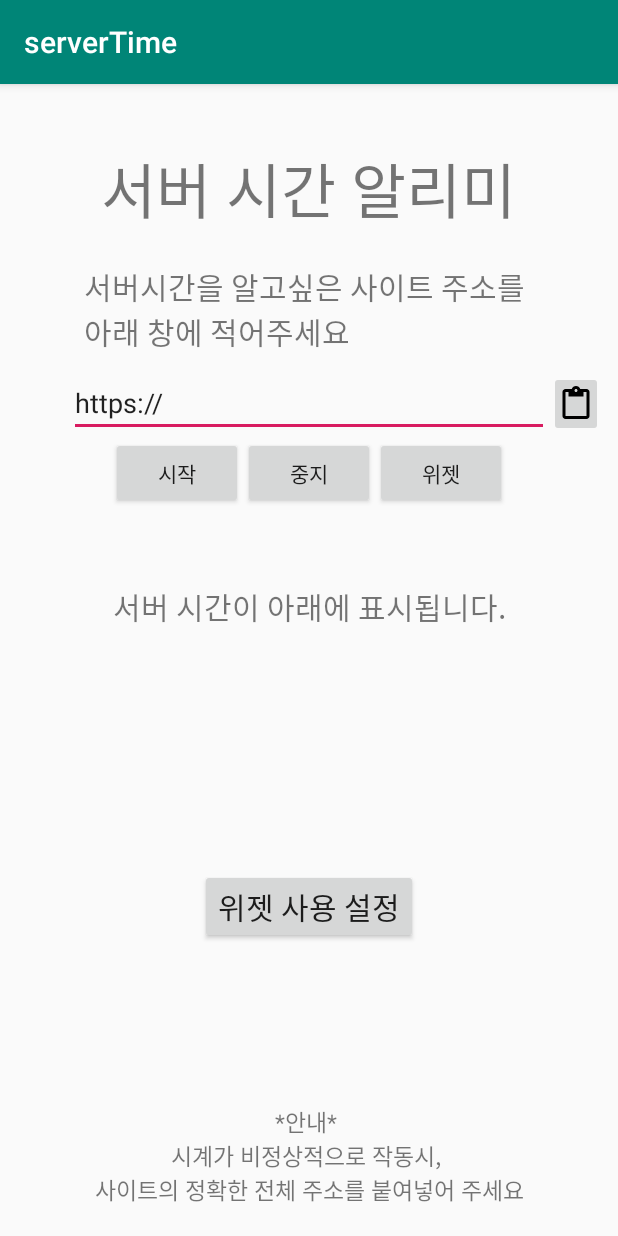
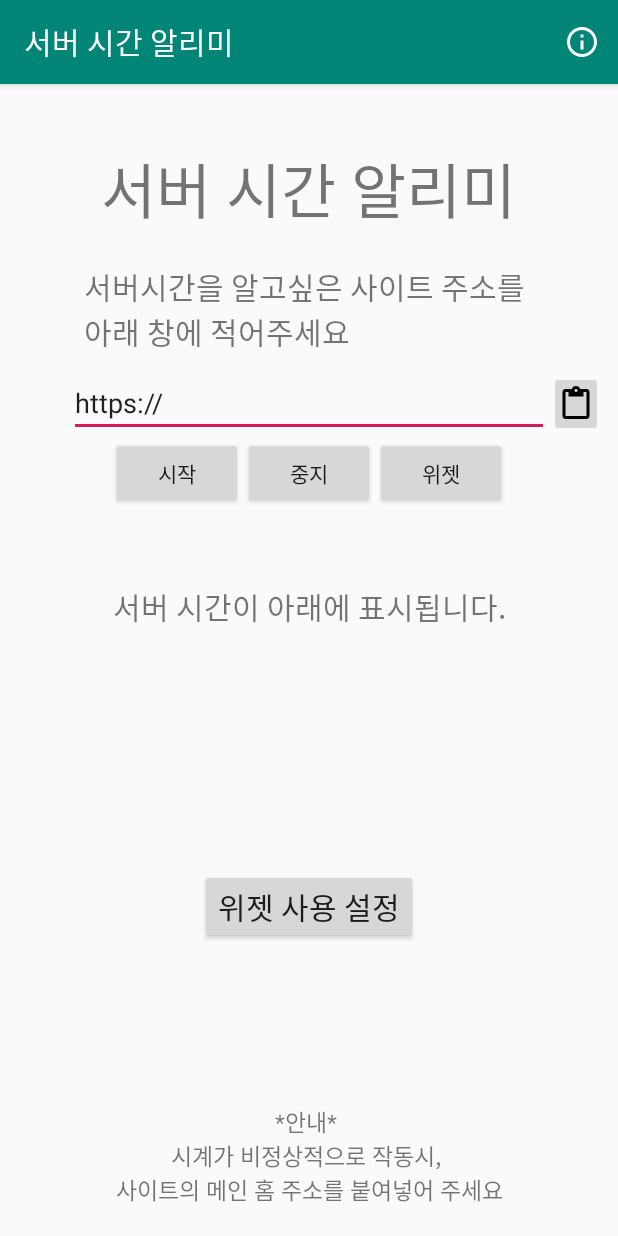
Before and after one commit to Changyu-Ryou/ServerTimeAPP, an Android app: the screen it shows after launch (MainActivity), on a phone screen of 412 x 824 dp. Run offline under Robolectric (Android 15) with nearby library versions, the phone set to English and light mode, and no system bars; our stand-ins replace AdMob.

Commit message:
ver 1.3.2
액티비티의 상단 이름 변경
메인 액티비티 액션바 버튼추가
사용 가이드 팝업 액티비티 추가

```diff
--- a/app/src/main/java/com/example/servertime/MainActivity.java
+++ b/app/src/main/java/com/example/servertime/MainActivity.java
@@ -5,10 +5,8 @@ import android.annotation.TargetApi;
 import android.content.ClipData;
 import android.content.ClipDescription;
 import android.content.ClipboardManager;
-import android.content.ContentValues;
 import android.content.Context;
 import android.content.Intent;
-import android.graphics.PixelFormat;
 import android.net.Uri;
 import android.os.AsyncTask;
 import android.os.Build;
@@ -16,14 +14,10 @@ import android.os.Bundle;
 import android.os.Handler;
 import android.provider.Settings;
 import android.util.Log;
-import android.view.LayoutInflater;
+import android.view.Menu;
+import android.view.MenuItem;
 import android.view.View;
-import android.view.ViewGroup;
-import android.view.WindowManager;
-import android.widget.Button;
 import android.widget.EditText;
-import android.widget.RelativeLayout;
-import android.widget.SeekBar;
 import android.widget.TextView;
 import android.widget.Toast;
 
@@ -32,7 +26,6 @@ import androidx.appcompat.app.AppCompatActivity;
 import org.apache.commons.lang3.StringUtils;
 
 import java.io.IOException;
-import java.lang.reflect.Array;
 import java.net.URL;
 import java.net.URLConnection;
 import java.text.ParseException;
@@ -47,10 +40,6 @@ import com.google.android.gms.ads.AdView;
 import com.google.android.gms.ads.MobileAds;
 import com.google.android.gms.ads.initialization.InitializationStatus;
 import com.google.android.gms.ads.initialization.OnInitializationCompleteListener;
-
-import java.util.Set;
-import java.util.Timer;
-import java.util.TimerTask;
 
 public class MainActivity extends AppCompatActivity {
 
@@ -92,6 +81,8 @@ public class MainActivity extends AppCompatActivity {
         ScheduleFlag = 0;         //예약종료설정 되어있는지 확인용 플래그 초기화
         ScheduleTime = "";        //예약종료시간 초기화
         reward = 0;               //리워드 초기화
+
+
         //구글 애드몹
         MobileAds.initialize(this, new OnInitializationCompleteListener() {
             @Override
@@ -168,8 +159,7 @@ public class MainActivity extends AppCompatActivity {
         long tempTime = System.currentTimeMillis();
         long intervalTime = tempTime - backPressedTime;
 
-        if (0 <= intervalTime && FINISH_INTERVAL_TIME >= intervalTime)
-        {
+        if (0 <= intervalTime && FINISH_INTERVAL_TIME >= intervalTime) {
 
             handler.removeMessages(0); //Handler 종료
             Toast.makeText(MainActivity.this, "종료", Toast.LENGTH_SHORT).show();
@@ -177,9 +167,7 @@ public class MainActivity extends AppCompatActivity {
             finish();
             android.os.Process.killProcess(android.os.Process.myPid());
             super.onBackPressed();
-        }
-        else
-        {
+        } else {
             backPressedTime = tempTime;
             Toast.makeText(getApplicationContext(), "한번 더 누르시면 앱이 종료됩니다.\n위젯 이용을 원하시면 홈버튼을 눌러주세요", Toast.LENGTH_SHORT).show();
         }
@@ -424,4 +412,27 @@ public class MainActivity extends AppCompatActivity {
             }
         }
     }
+
+
+    @Override
+    public boolean onCreateOptionsMenu(Menu menu) {
+        getMenuInflater().inflate(R.menu.actionbar_actions, menu);
+
+        return true;
+    }
+
+    @Override
+    public boolean onOptionsItemSelected(MenuItem item) {
+        switch (item.getItemId()) {
+            case R.id.action_info:
+                startActivity(new Intent(this, PopupGuideActivity.class));
+                break;
+
+            default:
+                break;
+
+        }
+        return true;
+    }
+
 }
--- a/app/src/main/java/com/example/servertime/SetWidget.java
+++ b/app/src/main/java/com/example/servertime/SetWidget.java
@@ -79,6 +79,10 @@ public class SetWidget extends AppCompatActivity {
     public void onCreate(@Nullable Bundle savedInstanceState) {
         super.onCreate(savedInstanceState);
         setContentView(R.layout.set_widget);
+
+        ActionBar ab = getSupportActionBar() ;
+        ab.setTitle("위젯 사용 설정") ;
+
 
         activity = this;      //static에서 종료하기위해
 
@@ -438,7 +442,7 @@ public class SetWidget extends AppCompatActivity {
             rewardedAd.show(activityContext, adCallback);
         } else {
             Log.d("TAG", "The rewarded ad wasn't loaded yet.");
-            Toast.makeText(this, "광고를 로드중에 있습니다.\n잠시후 로딩이 끝납니다.", Toast.LENGTH_LONG).show();
+            Toast.makeText(this, "광고를 로드중에 있습니다.\n잠시후 로딩이 끝납니다.", Toast.LENGTH_SHORT).show();
             //onRewardedAdClosed();
         }
         if (adloadFlag == 1){
--- /dev/null
+++ b/app/src/main/res/drawable/ic_info_white_24dp.xml
@@ -0,0 +1,5 @@
+<vector android:height="24dp" android:tint="#FFFFFF"
+    android:viewportHeight="24.0" android:viewportWidth="24.0"
+    android:width="24dp" xmlns:android="http://schemas.android.com/apk/res/android">
+    <path android:fillColor="#FF000000" android:pathData="M11,17h2v-6h-2v6zM12,2C6.48,2 2,6.48 2,12s4.48,10 10,10 10,-4.48 10,-10S17.52,2 12,2zM12,20c-4.41,0 -8,-3.59 -8,-8s3.59,-8 8,-8 8,3.59 8,8 -3.59,8 -8,8zM11,9h2L13,7h-2v2z"/>
+</vector>
--- a/app/src/main/res/layout/activity_main.xml
+++ b/app/src/main/res/layout/activity_main.xml
@@ -96,7 +96,7 @@
         android:textSize="20dp" />
 
 
-    //시간 출력 부분
+    <!--시간 출력 부분  -->
 
     <TextView
         android:id="@+id/tv_outPut"
@@ -132,7 +132,7 @@
         android:layout_marginBottom="20dp"
         android:gravity="center_horizontal"
         android:layout_above="@id/adView"
-        android:text="*안내* \n시계가 비정상적으로 작동시, \n사이트의 정확한 전체 주소를 붙여넣어 주세요"
+        android:text="*안내* \n시계가 비정상적으로 작동시, \n사이트의 메인 홈 주소를 붙여넣어 주세요"
         android:textSize="15dp" />
 
     <com.google.android.gms.ads.AdView
--- a/app/src/main/res/layout/set_widget.xml
+++ b/app/src/main/res/layout/set_widget.xml
@@ -189,7 +189,7 @@
             android:layout_marginTop="30dp"
 
             android:textSize="15dp"
-            android:text="앱 종료시 예약시간이 초기화 됩니다. \n 예약 후에는 홈 버튼(□)을 클릭해 사용해 주세요"
+            android:text="앱 종료시 예약시간이 초기화 됩니다.\n예약 후에는 홈 버튼(□)을 클릭해 사용해 주세요"
             android:layout_below="@id/TiemPicker" />
 
 
--- /dev/null
+++ b/app/src/main/res/menu/actionbar_actions.xml
@@ -0,0 +1,9 @@
+<menu xmlns:android="http://schemas.android.com/apk/res/android"
+    xmlns:app="http://schemas.android.com/apk/res-auto">
+
+    <item
+        android:id="@+id/action_info"
+        android:icon="@drawable/ic_info_white_24dp"
+        android:title="info"
+        app:showAsAction="always|withText"/>
+</menu>
```
Also changed, not shown: app/src/main/AndroidManifest.xml (+8 -6 lines), app/src/main/java/com/example/servertime/PopupGuideActivity.java (added, +28 -0 lines), app/src/main/res/layout/popup_guide_activity.xml (added, +101 -0 lines).
